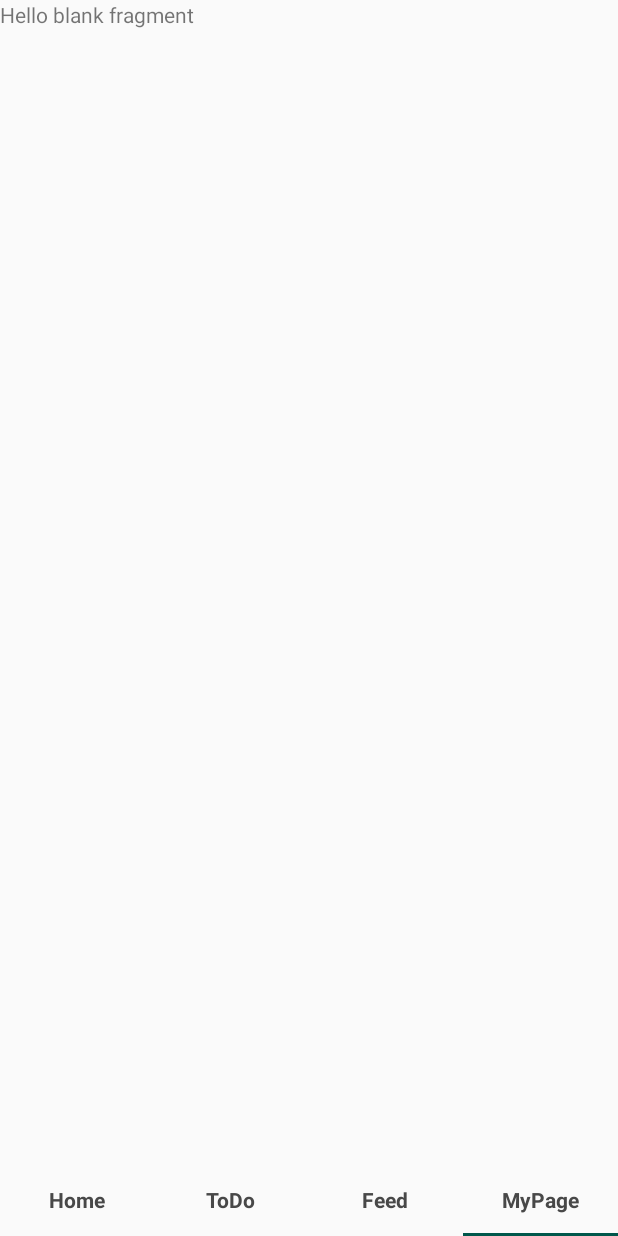
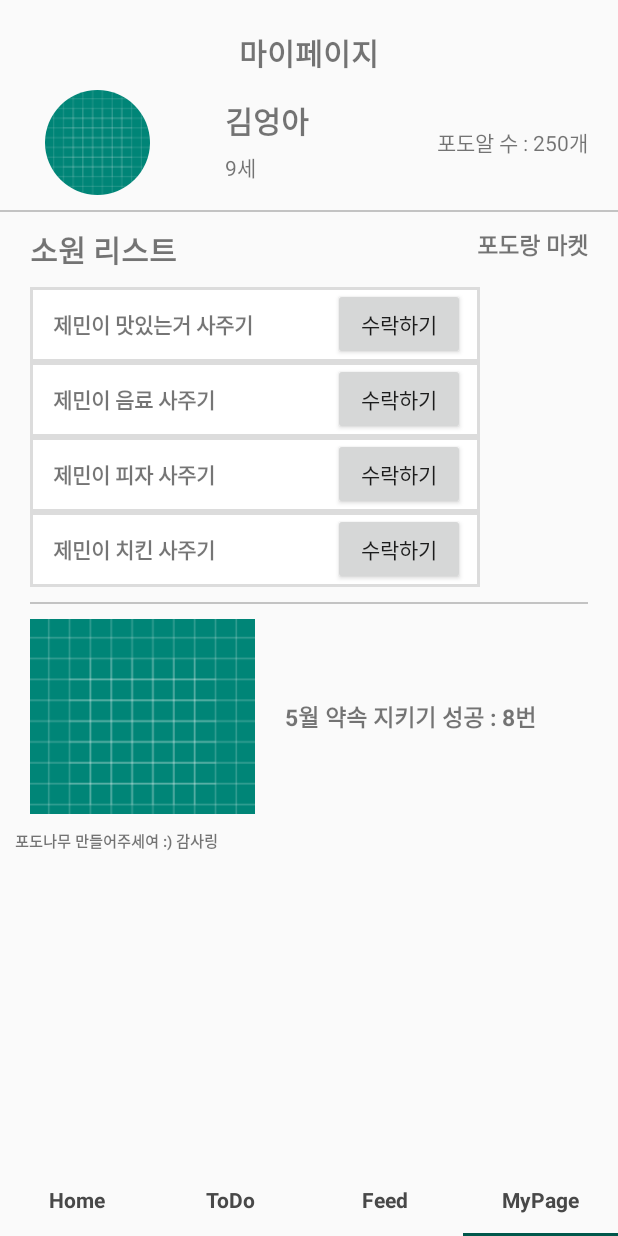
Before and after one commit to seunghee63/Hackathon-Android, an Android app: the screen it shows after launch (MainActivity), item 4 of the bottom bar chosen, on a phone screen of 412 x 824 dp. Run offline under Robolectric (Android 15) with nearby library versions, the phone set to English and light mode, and no system bars; our stand-ins replace CircleImageView.

Commit message:
Mypage layout is Completed.

```diff
--- a/app/build.gradle
+++ b/app/build.gradle
@@ -35,4 +35,5 @@ dependencies {
     implementation 'com.github.bumptech.glide:glide:3.7.0'
     implementation 'com.android.support:recyclerview-v7:28.0.0'
     implementation 'com.android.support:design:28.0.0'
+    implementation 'de.hdodenhof:circleimageview:2.2.0'
 }
--- /dev/null
+++ b/app/src/main/java/com/song2/sopt_24th_hackathon/Adapter/WantAdapter.kt
@@ -0,0 +1,26 @@
+package com.song2.sopt_24th_hackathon.Adapter
+
+import android.support.v7.widget.RecyclerView
+import android.view.LayoutInflater
+import android.view.View
+import android.view.ViewGroup
+import com.bumptech.glide.RequestManager
+import com.song2.sopt_24th_hackathon.Data.WantData
+import com.song2.sopt_24th_hackathon.R
+
+class WantAdapter (private var myWantData : ArrayList<WantData>) : RecyclerView.Adapter<WantViewHolder>(){
+
+    override fun onCreateViewHolder(parent: ViewGroup, viewType: Int): WantViewHolder {
+        val mainView : View = LayoutInflater.from(parent.context)
+                .inflate(R.layout.item_want, parent, false)
+        return WantViewHolder(mainView)
+    }
+
+    override fun getItemCount(): Int = myWantData.size
+
+    //데이터클래스와 뷰홀더를 이어준다.
+    override fun onBindViewHolder(holder: WantViewHolder, position: Int) {
+        holder.wantName.text = myWantData[position].name
+        holder.wantBtn.text = "수락하기"
+    }
+}
--- /dev/null
+++ b/app/src/main/java/com/song2/sopt_24th_hackathon/Adapter/WantViewHolder.kt
@@ -0,0 +1,13 @@
+package com.song2.sopt_24th_hackathon.Adapter
+
+import android.support.v7.widget.RecyclerView
+import android.view.View
+import android.widget.Button
+import android.widget.TextView
+import com.song2.sopt_24th_hackathon.R
+
+class WantViewHolder(itemView : View?) : RecyclerView.ViewHolder(itemView!!) {
+
+    var wantName : TextView = itemView!!.findViewById(R.id.item_want_name_tv)
+    var wantBtn : Button = itemView!!.findViewById(R.id.item_want_btn)
+}
--- /dev/null
+++ b/app/src/main/java/com/song2/sopt_24th_hackathon/Data/WantData.kt
@@ -0,0 +1,5 @@
+package com.song2.sopt_24th_hackathon.Data
+
+data class WantData (
+        var name : String
+)
--- a/app/src/main/java/com/song2/sopt_24th_hackathon/Fragment/MyPageFragment.kt
+++ b/app/src/main/java/com/song2/sopt_24th_hackathon/Fragment/MyPageFragment.kt
@@ -1,32 +1,47 @@
 package com.song2.sopt_24th_hackathon.Fragment
-
 
 import android.os.Bundle
 import android.support.v4.app.Fragment
+import android.support.v7.widget.LinearLayoutManager
 import android.view.LayoutInflater
 import android.view.View
 import android.view.ViewGroup
+import android.widget.LinearLayout
+import com.song2.sopt_24th_hackathon.Adapter.WantAdapter
+import com.song2.sopt_24th_hackathon.Data.WantData
+import com.song2.sopt_24th_hackathon.R
+import kotlinx.android.synthetic.main.fragment_my_page.view.*
 
-import com.song2.sopt_24th_hackathon.R
 
-// TODO: Rename parameter arguments, choose names that match
-// the fragment initialization parameters, e.g. ARG_ITEM_NUMBER
-private const val ARG_PARAM1 = "param1"
-private const val ARG_PARAM2 = "param2"
-
-/**
- * A simple [Fragment] subclass.
- *
- */
 class MyPageFragment : Fragment() {
 
-    override fun onCreateView(
-        inflater: LayoutInflater, container: ViewGroup?,
-        savedInstanceState: Bundle?
-    ): View? {
+    lateinit var wantDataItem: ArrayList<WantData>
+    lateinit var WantAdapter : WantAdapter
+
+
+    override fun onCreateView(inflater: LayoutInflater, container: ViewGroup?,
+                              savedInstanceState: Bundle?): View? {
+
+        val v = inflater.inflate(R.layout.fragment_my_page, container, false)
         // Inflate the layout for this fragment
-        return inflater.inflate(R.layout.fragment_my_page, container, false)
+
+        getWantData(v)
+
+        return v
     }
 
+    // 자신의 찜목록 리스트 가져오기
+    private fun getWantData(v : View) {
+        wantDataItem = ArrayList()
+        wantDataItem.add(WantData("제민이 맛있는거 사주기"))
+        wantDataItem.add(WantData("제민이 음료 사주기"))
+        wantDataItem.add(WantData("제민이 피자 사주기"))
+        wantDataItem.add(WantData("제민이 치킨 사주기"))
+        WantAdapter = WantAdapter(wantDataItem)
 
+        v.mypage_want_recyclerview.layoutManager = LinearLayoutManager(v.context)
+        v.mypage_want_recyclerview.adapter = WantAdapter
+        //v.mypage_want_recyclerview.setNestedScrollingEnabled(false)
+
+    }
 }
--- /dev/null
+++ b/app/src/main/res/drawable/xml_border.xml
@@ -0,0 +1,14 @@
+<?xml version="1.0" encoding="utf-8"?>
+<layer-list xmlns:android="http://schemas.android.com/apk/res/android" >
+
+    <item>
+        <shape android:shape="rectangle" >
+            <stroke
+                android:width="2dp"
+                android:color="#dcdcdc" />
+
+            <solid android:color="#FFF" />
+        </shape>
+    </item>
+
+</layer-list>
--- a/app/src/main/res/layout/fragment_my_page.xml
+++ b/app/src/main/res/layout/fragment_my_page.xml
@@ -1,14 +1,157 @@
 <?xml version="1.0" encoding="utf-8"?>
-<FrameLayout xmlns:android="http://schemas.android.com/apk/res/android"
+<LinearLayout xmlns:android="http://schemas.android.com/apk/res/android"
              xmlns:tools="http://schemas.android.com/tools"
              android:layout_width="match_parent"
              android:layout_height="match_parent"
+    android:orientation="vertical"
              tools:context=".Fragment.MyPageFragment">
 
-    <!-- TODO: Update blank fragment layout -->
     <TextView
-            android:layout_width="match_parent"
-            android:layout_height="match_parent"
-            android:text="@string/hello_blank_fragment"/>
+        android:id="@+id/mypage_title_tv"
+        android:layout_width="wrap_content"
+        android:layout_height="wrap_content"
+        android:layout_gravity="center"
+        android:text="마이페이지"
+        android:layout_marginTop="20dp"
+        android:textStyle="bold"
+        android:textSize="20dp"
+        />
 
-</FrameLayout>
+    <RelativeLayout
+        android:layout_width="match_parent"
+        android:layout_height="wrap_content"
+        android:layout_marginTop="10dp"
+        >
+
+
+        <de.hdodenhof.circleimageview.CircleImageView
+            android:id="@+id/mypage_profile_img"
+            android:layout_width="70dp"
+            android:layout_height="70dp"
+            android:src="@drawable/ic_launcher_background"
+            android:layout_marginLeft="30dp"
+            />
+
+        <TextView
+            android:id="@+id/mypage_name_tv"
+            android:layout_width="wrap_content"
+            android:layout_height="wrap_content"
+            android:text="김엉아"
+            android:textSize="20sp"
+            android:textStyle="bold"
+            android:layout_toRightOf="@+id/mypage_profile_img"
+            android:layout_marginTop="5dp"
+            android:layout_marginLeft="50dp"
+            />
+        <TextView
+            android:id="@+id/mypage_age_tv"
+            android:layout_width="wrap_content"
+            android:layout_height="wrap_content"
+            android:text="9세"
+            android:layout_below="@+id/mypage_name_tv"
+            android:layout_alignLeft="@+id/mypage_name_tv"
+            android:layout_marginTop="5dp"
+            />
+
+        <TextView
+            android:layout_width="wrap_content"
+            android:layout_height="wrap_content"
+            android:text="포도알 수 : 250개"
+            android:layout_marginLeft="20dp"
+            android:layout_marginRight="20dp"
+            android:layout_alignParentRight="true"
+            android:layout_centerVertical="true"
+            />
+
+    </RelativeLayout>
+
+    <View
+        android:layout_width="match_parent"
+        android:layout_height="1dp"
+        android:background="#c3c3c3"
+        android:layout_marginTop="10dp"
+        />
+
+    <RelativeLayout
+        android:layout_width="match_parent"
+        android:layout_height="50dp">
+
+        <TextView
+            android:layout_width="wrap_content"
+            android:layout_height="wrap_content"
+            android:text="소원 리스트"
+            android:textSize="20sp"
+            android:textStyle="bold"
+            android:layout_marginLeft="20dp"
+            android:layout_marginTop="10dp"
+            />
+
+        <TextView
+            android:layout_width="wrap_content"
+            android:layout_height="wrap_content"
+            android:text="포도랑 마켓"
+            android:textSize="15sp"
+            android:textStyle="bold"
+            android:layout_alignParentRight="true"
+            android:layout_marginTop="10dp"
+            android:layout_marginRight="20dp"
+            />
+
+    </RelativeLayout>
+
+    <android.support.v7.widget.RecyclerView
+        android:id="@+id/mypage_want_recyclerview"
+        android:layout_width="match_parent"
+        android:layout_height="200dp"
+        android:layout_marginLeft="20dp"
+        android:layout_marginRight="20dp"
+        >
+
+    </android.support.v7.widget.RecyclerView>
+
+    <View
+        android:layout_width="match_parent"
+        android:layout_height="1dp"
+        android:background="#c3c3c3"
+        android:layout_marginTop="10dp"
+        android:layout_marginLeft="20dp"
+        android:layout_marginRight="20dp"
+        />
+
+    <LinearLayout
+        android:layout_width="match_parent"
+        android:layout_height="130dp"
+        android:orientation="horizontal"
+        android:layout_marginTop="10dp"
+        >
+        <ImageView
+            android:layout_width="150dp"
+            android:layout_height="150dp"
+            android:layout_marginLeft="20dp"
+            android:src="@drawable/ic_launcher_background"
+            />
+
+        <TextView
+            android:layout_width="wrap_content"
+            android:layout_height="wrap_content"
+            android:text="5월 약속 지키기 성공 : 8번"
+            android:layout_gravity="center"
+            android:layout_marginLeft="20dp"
+            android:textStyle="bold"
+            android:textSize="15sp"
+            />
+
+    </LinearLayout>
+
+    <TextView
+        android:layout_width="wrap_content"
+        android:layout_height="wrap_content"
+        android:text="포도나무 만들어주세여 :) 감사링"
+        android:layout_marginLeft="10dp"
+        android:textStyle="bold"
+        android:textSize="10sp"
+        android:layout_marginTop="10dp"
+        />
+
+
+</LinearLayout>
--- /dev/null
+++ b/app/src/main/res/layout/item_want.xml
@@ -0,0 +1,29 @@
+<?xml version="1.0" encoding="utf-8"?>
+<RelativeLayout
+    xmlns:android="http://schemas.android.com/apk/res/android"
+    android:layout_width="300dp"
+    android:layout_height="50dp"
+    android:background="@drawable/xml_border"
+    >
+
+    <TextView
+        android:id="@+id/item_want_name_tv"
+        android:layout_width="wrap_content"
+        android:layout_height="wrap_content"
+        android:text="제민이 맛있는거 사주기"
+        android:layout_centerVertical="true"
+        android:layout_marginLeft="15dp"
+        android:textStyle="bold"
+        />
+
+    <Button
+        android:id="@+id/item_want_btn"
+        android:layout_width="wrap_content"
+        android:layout_height="wrap_content"
+        android:layout_alignParentRight="true"
+        android:layout_marginRight="10dp"
+        android:layout_centerVertical="true"
+        android:text="사용하기"
+        />
+
+</RelativeLayout>
```
